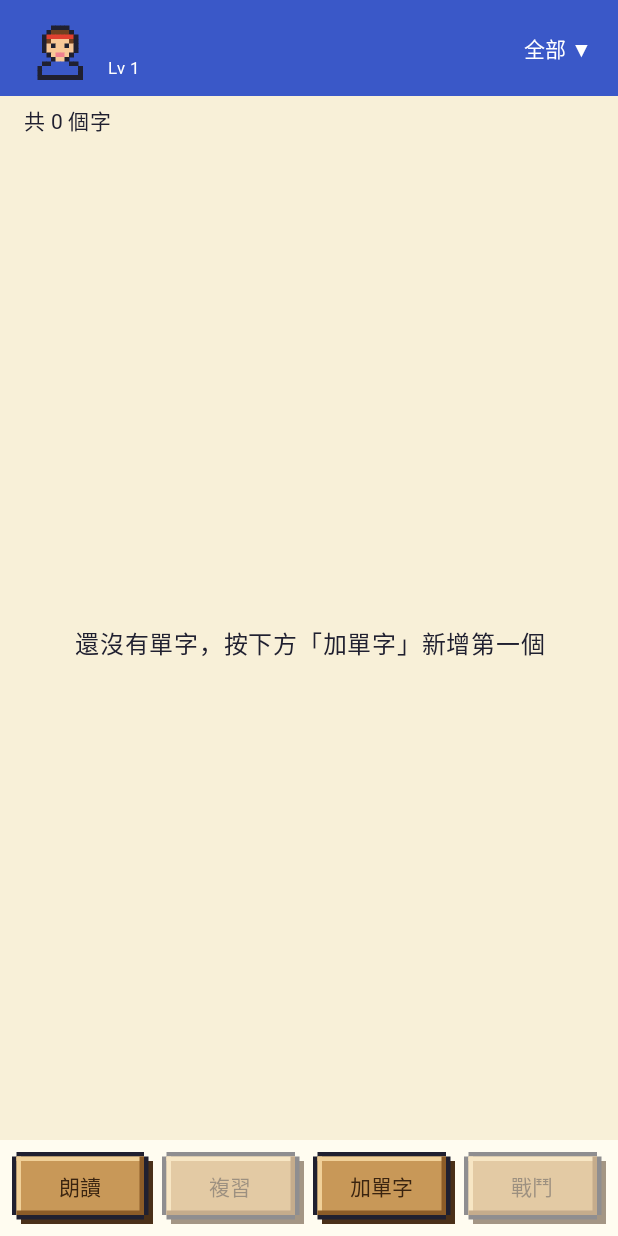
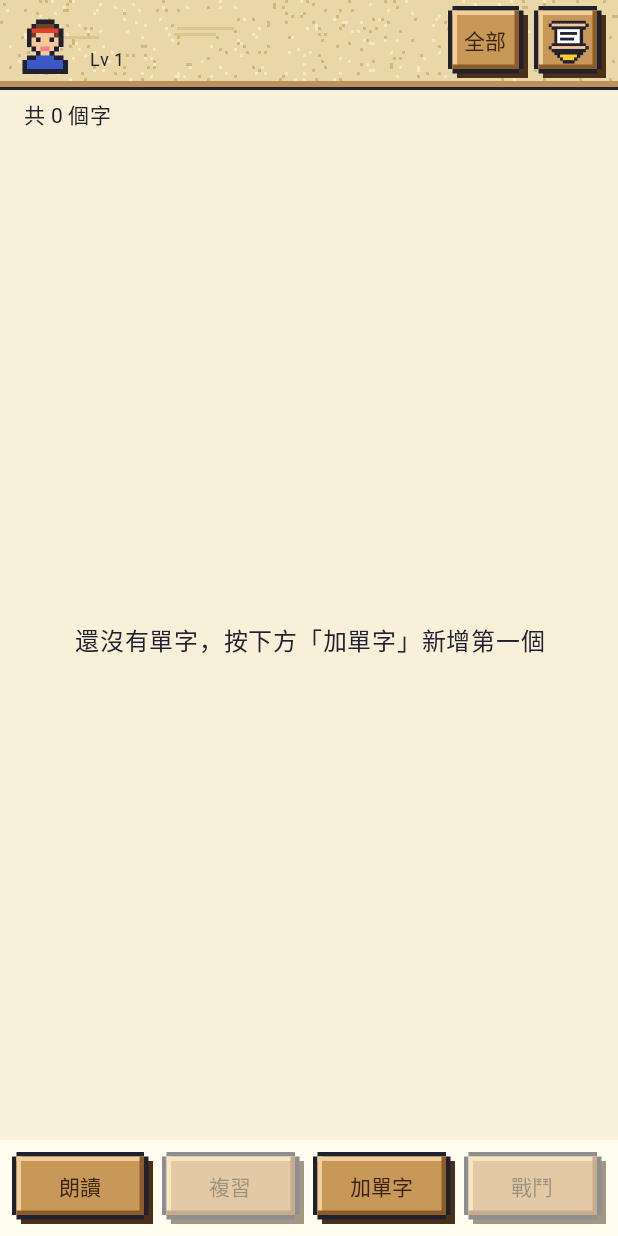
Before and after one commit to casperlee-nics/wordsnap, an Android app built with Jetpack Compose: the composable WordListScreen shown on its own in the app's theme, on a phone screen of 412 x 824 dp. Run offline under Robolectric (Android 15) with nearby library versions, the phone set to English and light mode, and no system bars; our stand-ins replace Room's generated code; Roboto replaces fonts that are not available here; 2 statements that could not run were skipped.

Commit message:
v0.79: beveled headers, parchment word-list bar, retro book picker
- PixelHeader draws a thick beveled gold frame (single layer)
- Word list top bar uses a parchment texture with dark text; avatar
  nudged toward the top-left
- Book picker on the top bar is a RetroButton plus a scroll icon button
- Word play icon uses a dark wood palette

Co-Authored-By: Claude Opus 5.5 (1M context) <noreply@anthropic.com>
Claude-Session: https://claude.ai/code/session_01UHPWYjss25HY1etdrvfvCE

```diff
--- a/app/build.gradle.kts
+++ b/app/build.gradle.kts
@@ -13,8 +13,8 @@ android {
         applicationId = "com.wordsnap.app"
         minSdk = 26
         targetSdk = 35
-        versionCode = 23
-        versionName = "0.78"
+        versionCode = 24
+        versionName = "0.79"
     }
 
     buildTypes {
--- a/app/src/main/java/com/wordsnap/app/ui/BookPicker.kt
+++ b/app/src/main/java/com/wordsnap/app/ui/BookPicker.kt
@@ -1,10 +1,13 @@
 package com.wordsnap.app.ui
 
+import androidx.compose.foundation.layout.Arrangement
 import androidx.compose.foundation.layout.Box
+import androidx.compose.foundation.layout.Row
 import androidx.compose.foundation.layout.widthIn
 import androidx.compose.material.icons.Icons
 import androidx.compose.material.icons.filled.Delete
 import androidx.compose.material3.DropdownMenu
+import androidx.compose.material3.MaterialTheme
 import androidx.compose.material3.DropdownMenuItem
 import androidx.compose.material3.Icon
 import androidx.compose.material3.IconButton
@@ -16,12 +19,11 @@ import androidx.compose.runtime.getValue
 import androidx.compose.runtime.mutableStateOf
 import androidx.compose.runtime.remember
 import androidx.compose.runtime.setValue
+import androidx.compose.ui.Alignment
 import androidx.compose.ui.Modifier
-import androidx.compose.ui.text.style.TextOverflow
 import androidx.compose.ui.unit.dp
 import com.wordsnap.app.data.Book
 import com.wordsnap.app.ui.theme.PixelRed
-import com.wordsnap.app.ui.theme.pixelTopBarButtonColors
 
 // 選單字簿的下拉選單；selectedId 為 null 代表「全部」
 @Composable
@@ -33,7 +35,7 @@ fun BookPicker(
     label: String,
     allowAll: Boolean,
     modifier: Modifier = Modifier,
-    // 放在深藍色標題列上時用白字的文字按鈕
+    // 放在單字簿標題列上時，用復古按鈕加上打開清單的捲軸按鈕
     onTopBar: Boolean = false,
     // 有傳進來才會在每一本後面顯示垃圾桶；只剩一本時不能刪
     onDelete: ((Book) -> Unit)? = null,
@@ -45,13 +47,15 @@ fun BookPicker(
 
     Box(modifier) {
         if (onTopBar) {
-            TextButton(onClick = { expanded = true }, colors = pixelTopBarButtonColors()) {
-                Text(
-                    "$label$current ▼",
-                    maxLines = 1,
-                    overflow = TextOverflow.Ellipsis,
-                    modifier = Modifier.widthIn(max = 150.dp),
+            // 冒險日誌名稱做成復古按鈕，右邊再一顆捲軸按鈕打開清單（兩個都能打開）
+            Row(horizontalArrangement = Arrangement.spacedBy(4.dp), verticalAlignment = Alignment.CenterVertically) {
+                RetroButton(
+                    "$label$current",
+                    onClick = { expanded = true },
+                    modifier = Modifier.widthIn(max = 170.dp),
+                    textStyle = MaterialTheme.typography.labelLarge,
                 )
+                RetroIconButton(IconBookList, "選擇冒險日誌", onClick = { expanded = true })
             }
         } else {
             PixelOutlinedButton(onClick = { expanded = true }) { Text("$label$current ▼") }
--- a/app/src/main/java/com/wordsnap/app/ui/PixelIcons.kt
+++ b/app/src/main/java/com/wordsnap/app/ui/PixelIcons.kt
@@ -332,24 +332,52 @@ val SignPalette = mapOf(
     'P' to Color(0xFF704020),
 )
 
-// 單字簿：發音（藍色的播放三角形）
+// 單字簿：發音（深色木紋的播放三角形）
 val IconPlayWord = listOf(
     "................",
     "................",
     "....KK..........",
-    "....KLKK........",
-    "....KLLLKK......",
-    "....KLBBLLKK....",
-    "....KLBBBBLLKK..",
-    "....KLBBBBBBBLK.",
-    "....KLBBBBBBBLK.",
-    "....KLBBBBLLKK..",
-    "....KLBBLLKK....",
-    "....KLLLKK......",
-    "....KLKK........",
+    "....KHKK........",
+    "....KHMHKK......",
+    "....KHmMMHKK....",
+    "....KHMMmMMHKK..",
+    "....KHmMMMmMHHK.",
+    "....KHMMmMMMHHK.",
+    "....KHMmMMHHKK..",
+    "....KHMMHHKK....",
+    "....KHHHKK......",
+    "....KHKK........",
     "....KK..........",
     "................",
     "................",
+)
+
+// 深色木頭的顏色：H 深褐、M 中褐、m 木紋
+val DarkWoodPalette = mapOf(
+    'K' to PixelInk,
+    'H' to Color(0xFF5A3418),
+    'M' to Color(0xFF8C5A30),
+    'm' to Color(0xFF6E4422),
+)
+
+// 單字簿右上角：打開冒險日誌清單（捲軸加向下的箭頭）
+val IconBookList = listOf(
+    "................",
+    "..KKKKKKKKKKKK..",
+    ".KSSSSSSSSSSSSK.",
+    "..KKKKKKKKKKKK..",
+    "...KWWWWWWWWK...",
+    "...KWKKKKKKWK...",
+    "...KWWWWWWWWK...",
+    "...KWKKKKKWWK...",
+    "...KWWWWWWWWK...",
+    "..KKKKKKKKKKKK..",
+    ".KSSSSSSSSSSSSK.",
+    "..KKKKKKKKKKKK..",
+    "...KKKKKKKKKK...",
+    "....KYYYYYYK....",
+    ".....KYYYYK.....",
+    "......KKKK......",
 )
 
 // 記錄管理：改名字（鉛筆）
--- a/app/src/main/java/com/wordsnap/app/ui/PixelWindow.kt
+++ b/app/src/main/java/com/wordsnap/app/ui/PixelWindow.kt
@@ -18,6 +18,7 @@ import androidx.compose.foundation.layout.heightIn
 import androidx.compose.foundation.layout.offset
 import androidx.compose.foundation.layout.padding
 import androidx.compose.foundation.layout.size
+import androidx.compose.foundation.layout.width
 import androidx.compose.foundation.layout.windowInsetsPadding
 import androidx.compose.foundation.rememberScrollState
 import androidx.compose.foundation.verticalScroll
@@ -50,6 +51,8 @@ import androidx.compose.ui.graphics.RectangleShape
 import androidx.compose.ui.graphics.drawscope.DrawScope
 import androidx.compose.ui.graphics.drawscope.Stroke
 import androidx.compose.ui.semantics.Role
+import androidx.compose.ui.semantics.contentDescription
+import androidx.compose.ui.semantics.semantics
 import androidx.compose.ui.text.TextStyle
 import androidx.compose.ui.text.style.TextAlign
 import androidx.compose.ui.text.style.TextOverflow
@@ -71,9 +74,9 @@ fun PixelHeader(title: String, onBack: () -> Unit, backDescription: String = "
             .background(WindowTitleDark)
             .windowInsetsPadding(TopAppBarDefaults.windowInsets),
     ) {
-        Canvas(Modifier.matchParentSize()) { drawHeaderPanel() }
+        Canvas(Modifier.matchParentSize()) { drawHeaderBevel() }
         Row(
-            Modifier.fillMaxWidth().height(50.dp).padding(horizontal = 8.dp),
+            Modifier.fillMaxWidth().height(54.dp).padding(horizontal = 12.dp),
             verticalAlignment = Alignment.CenterVertically,
         ) {
             IconButton(onClick = onBack, modifier = Modifier.size(38.dp)) {
@@ -173,6 +176,40 @@ private fun DrawScope.drawHeaderPanel() {
     }
     drawRect(PixelGold, Offset(px, px), Size(size.width - px * 2, size.height - px * 2), style = Stroke(px))
 }
+
+// 戰鬥、朗讀、複習的標題列：點點花紋＋粗的立體金框（左上亮、右下暗，像浮起來的金屬邊），只有一層
+private fun DrawScope.drawHeaderBevel() {
+    val dot = 2.dp.toPx()
+    var y = dot * 3
+    while (y < size.height) {
+        var x = dot * 3 + if (((y / (dot * 6)).toInt()) % 2 == 0) 0f else dot * 3
+        while (x < size.width) {
+            drawRect(WindowTitleDot, Offset(x, y), Size(dot, dot))
+            x += dot * 6
+        }
+        y += dot * 6
+    }
+    val px = 3.dp.toPx()
+    val w = size.width
+    val h = size.height
+    // 最外圈黑線
+    drawRect(PixelInk, Offset.Zero, Size(w, h), style = Stroke(px * 2))
+    // 金色粗邊：上、左亮金，下、右暗金
+    drawRect(BevelLight, Offset(px, px), Size(w - px * 2, px))
+    drawRect(BevelLight, Offset(px, px), Size(px, h - px * 2))
+    drawRect(BevelDark, Offset(px, h - px * 2), Size(w - px * 2, px))
+    drawRect(BevelDark, Offset(w - px * 2, px), Size(px, h - px * 2))
+    drawRect(PixelGold, Offset(px * 2, px * 2), Size(w - px * 4, px))
+    drawRect(PixelGold, Offset(px * 2, px * 2), Size(px, h - px * 4))
+    drawRect(BevelMid, Offset(px * 2, h - px * 3), Size(w - px * 4, px))
+    drawRect(BevelMid, Offset(w - px * 3, px * 2), Size(px, h - px * 4))
+    // 內側一條黑線，讓金邊浮起來
+    drawRect(PixelInk, Offset(px * 3, px * 3), Size(w - px * 6, h - px * 6), style = Stroke(1.dp.toPx()))
+}
+
+private val BevelLight = Color(0xFFFFE890)
+private val BevelMid = Color(0xFFC88820)
+private val BevelDark = Color(0xFF805010)
 
 // 像素視窗外框，主畫面選單也用這個
 fun Modifier.pixelWindowFrame(): Modifier = pixelFrame(PixelPaper)
@@ -274,6 +311,39 @@ fun RetroButton(
     enabled: Boolean = true,
     textStyle: TextStyle = MaterialTheme.typography.titleMedium,
 ) {
+    RetroButtonFrame(onClick, modifier, enabled) { lift ->
+        Text(
+            label,
+            color = ButtonText,
+            style = textStyle,
+            maxLines = 1,
+            overflow = TextOverflow.Ellipsis,
+            modifier = Modifier.offset(x = 1.5.dp - lift, y = 1.5.dp - lift).padding(horizontal = 12.dp),
+        )
+    }
+}
+
+// 只有像素圖示的復古按鈕（例如打開冒險日誌清單）
+@Composable
+fun RetroIconButton(
+    icon: List<String>,
+    contentDescription: String,
+    onClick: () -> Unit,
+    modifier: Modifier = Modifier,
+    palette: Map<Char, Color> = ColorIconPalette,
+) {
+    RetroButtonFrame(onClick, modifier.width(48.dp).semantics { this.contentDescription = contentDescription }, true) { lift ->
+        PixelArt(icon, palette, Modifier.offset(x = 1.5.dp - lift, y = 1.5.dp - lift).size(30.dp))
+    }
+}
+
+@Composable
+private fun RetroButtonFrame(
+    onClick: () -> Unit,
+    modifier: Modifier,
+    enabled: Boolean,
+    content: @Composable (lift: Dp) -> Unit,
+) {
     val interaction = remember { MutableInteractionSource() }
     val pressed by interaction.collectIsPressedAsState()
     val lift = if (pressed) 0.dp else 3.dp
@@ -306,15 +376,37 @@ fun RetroButton(
             },
         contentAlignment = Alignment.Center,
     ) {
-        Text(
-            label,
-            color = ButtonText,
-            style = textStyle,
-            maxLines = 1,
-            modifier = Modifier.offset(x = 1.5.dp - lift, y = 1.5.dp - lift),
-        )
+        content(lift)
     }
 }
+
+// 羊皮紙紋路：米黃底、深淺斑點和幾條纖維紋，底下一條黑線
+fun Modifier.parchment(): Modifier = drawBehind {
+    drawRect(ParchmentBase)
+    val px = 2.dp.toPx()
+    val cols = (size.width / px).toInt()
+    val rows = (size.height / px).toInt()
+    // 固定的亂數，每次畫出來的紋路都一樣
+    val random = java.util.Random(7)
+    repeat(cols * rows / 14) {
+        val x = random.nextInt(cols.coerceAtLeast(1)) * px
+        val y = random.nextInt(rows.coerceAtLeast(1)) * px
+        drawRect(if (random.nextBoolean()) ParchmentDark else ParchmentLight, Offset(x, y), Size(px, px))
+    }
+    repeat(rows / 6 + 1) {
+        val y = random.nextInt(rows.coerceAtLeast(1)) * px
+        val x = random.nextInt(cols.coerceAtLeast(1)) * px
+        drawRect(ParchmentFiber, Offset(x, y), Size(px * (8 + random.nextInt(16)), px))
+    }
+    drawRect(ParchmentEdge, Offset(0f, size.height - px * 3), Size(size.width, px * 2))
+    drawRect(PixelInk, Offset(0f, size.height - px), Size(size.width, px))
+}
+
+private val ParchmentBase = Color(0xFFEAD7A8)
+private val ParchmentLight = Color(0xFFF6E8C4)
+private val ParchmentDark = Color(0xFFD2B67C)
+private val ParchmentFiber = Color(0xFFDCC48E)
+private val ParchmentEdge = Color(0xFFB8945A)
 
 private val ButtonBody = Color(0xFFC89858)
 private val ButtonLight = Color(0xFFF0D098)
--- a/app/src/main/java/com/wordsnap/app/ui/WordListScreen.kt
+++ b/app/src/main/java/com/wordsnap/app/ui/WordListScreen.kt
@@ -1,14 +1,15 @@
 package com.wordsnap.app.ui
 
+import androidx.compose.foundation.clickable
 import androidx.compose.foundation.layout.Arrangement
-import androidx.compose.foundation.clickable
 import androidx.compose.foundation.layout.Box
 import androidx.compose.foundation.layout.Column
+import androidx.compose.foundation.layout.Row
+import androidx.compose.foundation.layout.fillMaxSize
 import androidx.compose.foundation.layout.fillMaxWidth
-import androidx.compose.foundation.layout.fillMaxSize
-import androidx.compose.foundation.layout.Row
 import androidx.compose.foundation.layout.padding
 import androidx.compose.foundation.layout.size
+import androidx.compose.foundation.layout.windowInsetsPadding
 import androidx.compose.foundation.lazy.LazyColumn
 import androidx.compose.foundation.lazy.items
 import androidx.compose.material3.DropdownMenu
@@ -22,7 +23,7 @@ import androidx.compose.material3.Scaffold
 import androidx.compose.material3.Surface
 import androidx.compose.material3.Text
 import androidx.compose.material3.TextButton
-import androidx.compose.material3.TopAppBar
+import androidx.compose.material3.TopAppBarDefaults
 import androidx.compose.runtime.Composable
 import androidx.compose.runtime.LaunchedEffect
 import androidx.compose.runtime.collectAsState
@@ -34,13 +35,14 @@ import androidx.compose.ui.Alignment
 import androidx.compose.ui.Modifier
 import androidx.compose.ui.platform.LocalContext
 import androidx.compose.ui.text.style.TextAlign
+import androidx.compose.ui.text.style.TextOverflow
 import androidx.compose.ui.unit.dp
 import androidx.compose.ui.unit.sp
 import com.wordsnap.app.R
 import com.wordsnap.app.data.Word
-import com.wordsnap.app.ui.theme.pixelTopBarColors
 import com.wordsnap.app.speech.rememberSpeaker
 import com.wordsnap.app.translate.ModelStatus
+import com.wordsnap.app.ui.theme.PixelInk
 
 // 單字本主畫面：列出所有單字，右下角可拍照或手動新增，點單字可編輯
 @OptIn(ExperimentalMaterial3Api::class)
@@ -85,18 +87,37 @@ fun WordListScreen(
 
     Scaffold(
         topBar = {
-            TopAppBar(
-                title = {
+            // 羊皮紙紋路的標題列：左邊人物（點了打開選單），右邊冒險日誌按鈕
+            Box(
+                Modifier
+                    .fillMaxWidth()
+                    .parchment()
+                    .windowInsetsPadding(TopAppBarDefaults.windowInsets),
+            ) {
+                Row(
+                    Modifier.fillMaxWidth().padding(start = 4.dp, end = 8.dp, top = 2.dp, bottom = 6.dp),
+                    verticalAlignment = Alignment.CenterVertically,
+                ) {
                     // 點人物打開選單：人物能力、道具欄、回到主畫面
-                    Box {
+                    Box(Modifier.weight(1f)) {
                         Row(
-                            Modifier.clickable { showMenu = true },
+                            Modifier.clickable { showMenu = true }.padding(2.dp),
                             verticalAlignment = Alignment.CenterVertically,
                         ) {
                             PixelAvatar(Avatar.from(profile?.avatar), size = 48.dp, tier = avatarTier(levelInfo(profile?.exp ?: 0).level))
-                            Column(Modifier.padding(start = 8.dp)) {
-                                Text(profile?.name ?: "", maxLines = 1)
-                                Text("Lv ${levelInfo(profile?.exp ?: 0).level}", style = MaterialTheme.typography.labelSmall)
+                            Column(Modifier.padding(start = 6.dp)) {
+                                Text(
+                                    profile?.name ?: "",
+                                    color = PixelInk,
+                                    style = MaterialTheme.typography.titleMedium,
+                                    maxLines = 1,
+                                    overflow = TextOverflow.Ellipsis,
+                                )
+                                Text(
+                                    "Lv ${levelInfo(profile?.exp ?: 0).level}",
+                                    color = PixelInk,
+                                    style = MaterialTheme.typography.labelMedium,
+                                )
                             }
                         }
                         DropdownMenu(expanded = showMenu, onDismissRequest = { showMenu = false }) {
@@ -105,9 +126,7 @@ fun WordListScreen(
                             DropdownMenuItem(text = { Text("回到主畫面") }, onClick = { showMenu = false; onHome() })
                         }
                     }
-                },
-                // 右上角切換單字簿
-                actions = {
+                    // 右上角切換冒險日誌
                     BookPicker(
                         books = books,
                         selectedId = selectedBookId,
@@ -118,9 +137,8 @@ fun WordListScreen(
                         onTopBar = true,
                         onDelete = vm::deleteBook,
                     )
-                },
-                colors = pixelTopBarColors(),
-            )
+                }
+            }
         },
         // 下方一排按鈕：朗讀、複習、加單字、戰鬥；放在底部不會蓋住最後一個單字
         bottomBar = {
@@ -175,7 +193,7 @@ fun WordListScreen(
                             },
                             trailingContent = {
                                 Row {
-                                    PixelIconPlain(IconPlayWord, "發音", onClick = { speaker.speak(word.text) }, size = 44.dp)
+                                    PixelIconPlain(IconPlayWord, "發音", onClick = { speaker.speak(word.text) }, size = 44.dp, palette = DarkWoodPalette)
                                     PixelIconPlain(IconTrash, "刪除", onClick = { vm.delete(word) }, size = 44.dp)
                                 }
                             },
```
Also changed, not shown: 1 other file.
